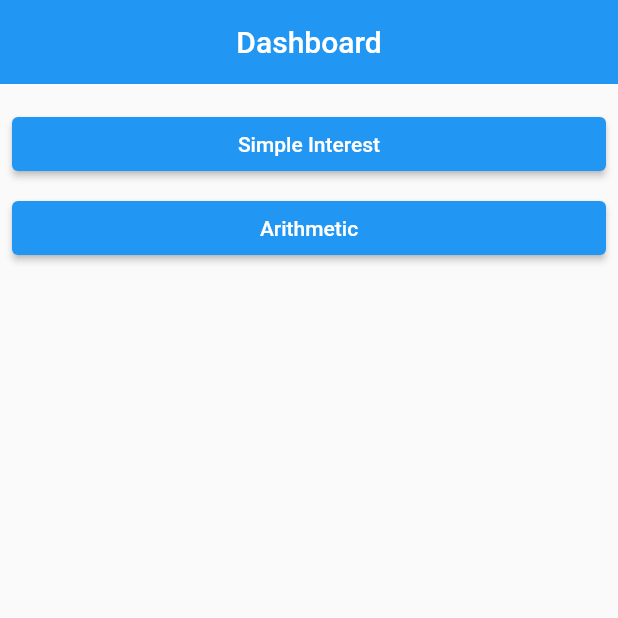
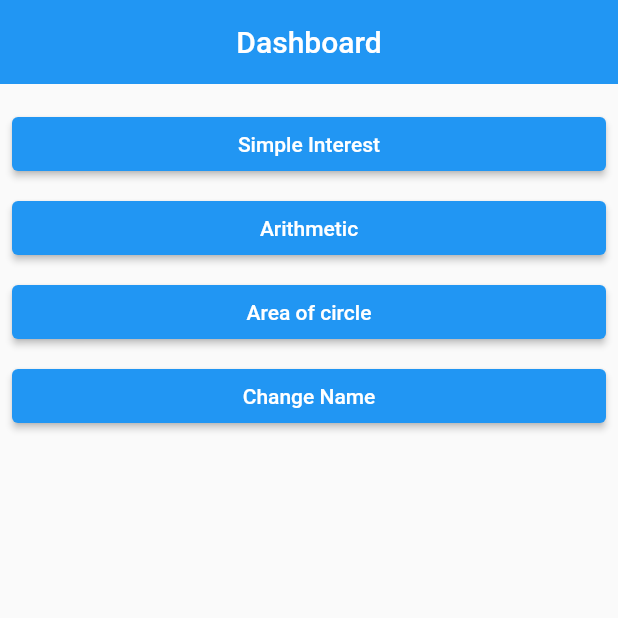
Before and after one commit to kiranrana8973/batch_30a, a Flutter app: the screen it shows after launch, on a phone screen of 412 x 824 dp, the top half of it. Run offline on Flutter 3.47's test engine with Material 2 defaults, Android fonts, the phone set to English and light mode, and no system bars.

Commit message:
Added change name

```diff
--- a/lib/app.dart
+++ b/lib/app.dart
@@ -1,14 +1,25 @@
+import 'package:batch_30a/view/arithemtic_view.dart';
+import 'package:batch_30a/view/change_name_view.dart';
+import 'package:batch_30a/view/circle_view.dart';
 import 'package:batch_30a/view/dashboard.dart';
+import 'package:batch_30a/view/si_view.dart';
 import 'package:flutter/material.dart';
 
 class App extends StatelessWidget {
   const App({super.key});
-
+// Named route
   @override
   Widget build(BuildContext context) {
-    return const MaterialApp(
+    return MaterialApp(
       debugShowCheckedModeBanner: false,
-      home: DashboardView(),
+      initialRoute: '/',
+      routes: {
+        '/': (context) => const DashboardView(),
+        '/arithmeticRoute': (context) => const ArithmeticView(),
+        '/siRoute': (context) => const SiView(),
+        '/circleRoute': (context) => const CircleView(),
+        '/changeNameRoute': (context) => const ChangeNameView(),
+      },
     );
   }
 }
--- /dev/null
+++ b/lib/model/circle.dart
@@ -0,0 +1,8 @@
+class Circle {
+  double radius;
+  Circle(this.radius);
+
+  double areaOfCircle() {
+    return 3.14 * radius * radius;
+  }
+}
--- a/lib/view/dashboard.dart
+++ b/lib/view/dashboard.dart
@@ -23,8 +23,24 @@ class DashboardView extends StatelessWidget {
             ),
             const SizedBox(height: 8),
             ElevatedButton(
-              onPressed: () {},
+              onPressed: () {
+                Navigator.pushNamed(context, '/arithmeticRoute');
+              },
               child: const Text('Arithmetic'),
+            ),
+            const SizedBox(height: 8),
+            ElevatedButton(
+              onPressed: () {
+                Navigator.pushNamed(context, '/circleRoute');
+              },
+              child: const Text('Area of circle'),
+            ),
+            const SizedBox(height: 8),
+            ElevatedButton(
+              onPressed: () {
+                Navigator.pushNamed(context, '/changeNameRoute');
+              },
+              child: const Text('Change Name'),
             ),
           ],
         ),
```
Also changed, not shown: lib/view/change_name_view.dart (added, +34 -0 lines), lib/view/circle_view.dart (added, +16 -0 lines).
